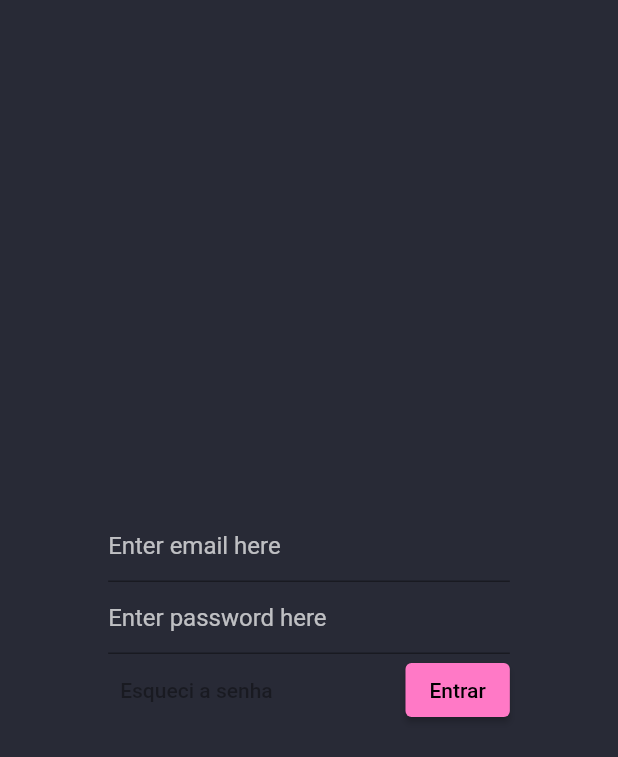
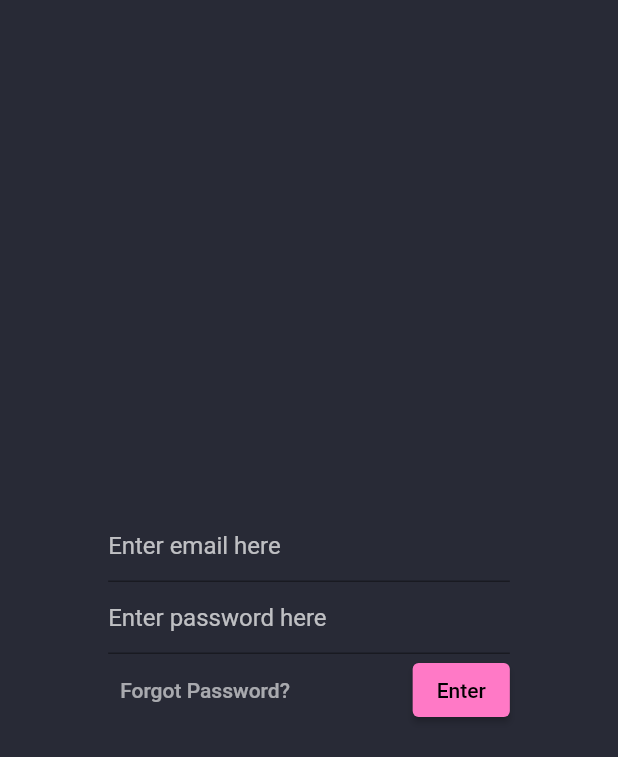
Before and after one commit to LucasHBG/flutter-Clean-Arch-and-Provider, a Flutter app: the screen it shows after launch, on a phone screen of 412 x 824 dp. Shown: the top 757 px of the screen. Run offline on Flutter 3.47's test engine with Material 2 defaults, Android fonts, the phone set to English and light mode, and no system bars; our stand-ins replace freezed_annotation, go_router, shared_preferences.

Commit message:
[feat]: implemented basic internationalization methods for the app This change is simple and focused on enabling language swap on startup

```diff
--- a/lib/res/strings/english_strings.dart
+++ b/lib/res/strings/english_strings.dart
@@ -12,4 +12,18 @@ class EnglishStrings extends Strings {
 
   @override
   String get collectionTabName => "Your Library";
+
+  // LoginScreen page
+
+  @override
+  String get emailTextLoginScreen => "Enter email here";
+
+  @override
+  String get passwordTextLoginScreen => "Enter password here";
+
+  @override
+  String get enterButtonTextLoginScreen => "Enter";
+
+  @override
+  String get forgotPasswordTextLoginScreen => "Forgot Password?";
 }
--- a/lib/res/strings/strings.dart
+++ b/lib/res/strings/strings.dart
@@ -4,4 +4,10 @@ abstract class Strings {
   String get homeTabName;
   String get searchTabName;
   String get collectionTabName;
+
+  // Login Screen text
+  String get emailTextLoginScreen;
+  String get passwordTextLoginScreen;
+  String get forgotPasswordTextLoginScreen;
+  String get enterButtonTextLoginScreen;
 }
--- a/lib/view/home_config/home/home_page.dart
+++ b/lib/view/home_config/home/home_page.dart
@@ -2,6 +2,7 @@ import 'package:flutter/material.dart';
 import 'package:go_router/go_router.dart';
 import 'package:provider/provider.dart';
 
+import '../../../res/app_context_extension.dart';
 import '/res/constants/route_names.dart';
 import '/view_models/login_state.dart';
 
@@ -19,7 +20,9 @@ class HomePage extends StatelessWidget {
           Row(
             mainAxisAlignment: MainAxisAlignment.spaceBetween,
             children: [
-              const Text('Good Evening'),
+              /// Say different types of greetings
+              /// depending on the preferred language
+              Text(context.resources.strings.greetingsHomeScreenTitle),
               Row(
                 children: [
                   IconButton(
--- a/lib/view/login_page.dart
+++ b/lib/view/login_page.dart
@@ -1,8 +1,7 @@
 import 'package:flutter/material.dart';
-import 'package:go_router/go_router.dart';
 import 'package:provider/provider.dart';
 
-import '/res/constants/route_names.dart';
+import '../res/app_context_extension.dart';
 import '/view_models/login_state.dart';
 
 class LoginPage extends StatefulWidget {
@@ -44,29 +43,35 @@ class _LoginPageState extends State<LoginPage> {
               TextField(
                 controller: _email,
                 autocorrect: true,
-                decoration: const InputDecoration(hintText: 'Enter email here'),
+                decoration: InputDecoration(
+                  hintText: context.resources.strings.emailTextLoginScreen,
+                ),
                 keyboardType: TextInputType.emailAddress,
               ),
               TextField(
                 controller: _password,
                 autocorrect: false,
                 obscureText: true,
-                decoration:
-                    const InputDecoration(hintText: 'Enter password here'),
+                decoration: InputDecoration(
+                  hintText: context.resources.strings.passwordTextLoginScreen,
+                ),
               ),
               Row(
                 mainAxisAlignment: MainAxisAlignment.spaceBetween,
                 children: [
-                  const TextButton(
+                  TextButton(
                     onPressed: null,
-                    child: Text('Esqueci a senha'),
+                    child: Text(
+                        context.resources.strings.forgotPasswordTextLoginScreen,
+                        style: const TextStyle(color: Colors.white60)),
                   ),
                   ElevatedButton(
                     onPressed: () {
                       // TODO: Add auth class
                       context.read<LoginState>().loggedIn = true;
                     },
-                    child: const Text('Entrar'),
+                    child: Text(
+                        context.resources.strings.enterButtonTextLoginScreen),
                   ),
                 ],
               ),
```
Also changed, not shown: lib/res/strings/brazilian_portuguese_strings.dart (+14 -0 lines), lib/view/home_config/home_config_page.dart (+17 -4 lines).
